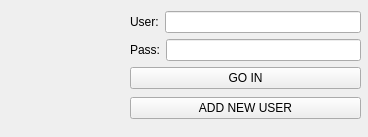
Qt form gpw_project/gpw_app/login.ui (torrancee/gpwapp) before a commit.
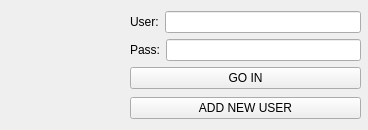
The same form after that commit.

Patch:
```diff
--- a/gpw_project/gpw_app/login.ui
+++ b/gpw_project/gpw_app/login.ui
@@ -7,7 +7,7 @@
     <x>0</x>
     <y>0</y>
     <width>368</width>
-    <height>137</height>
+    <height>130</height>
    </rect>
   </property>
   <property name="windowTitle">
@@ -26,7 +26,7 @@
     <string/>
    </property>
   </widget>
-  <widget class="QWidget" name="">
+  <widget class="QWidget" name="layoutWidget">
    <property name="geometry">
     <rect>
      <x>130</x>
```
